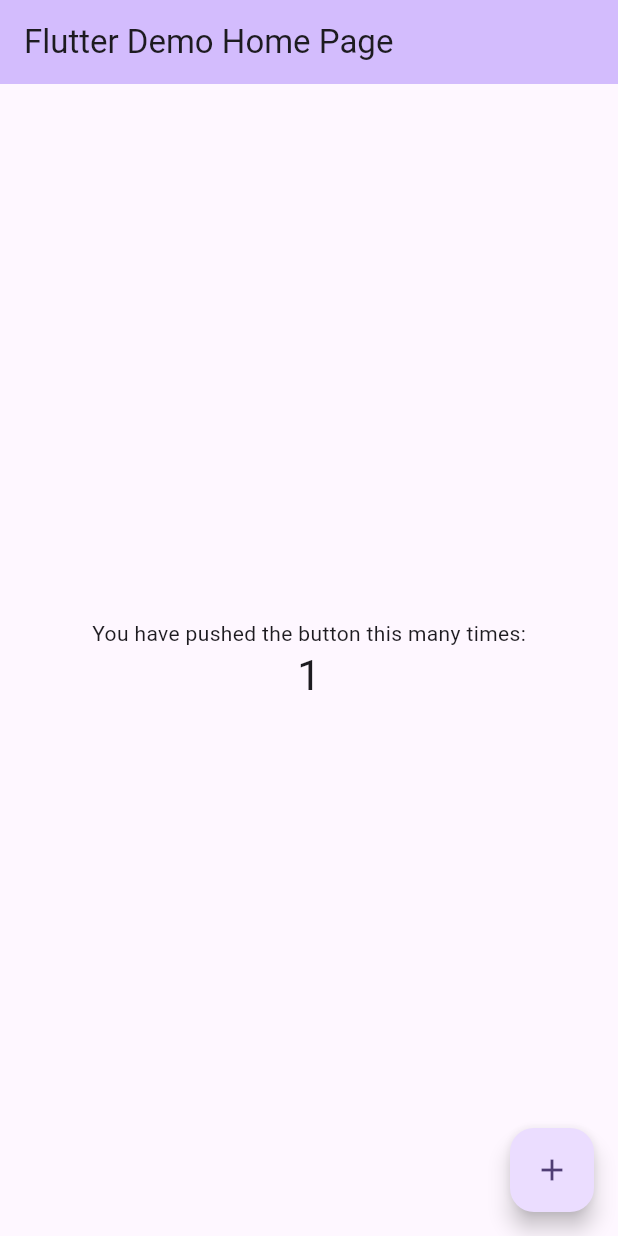
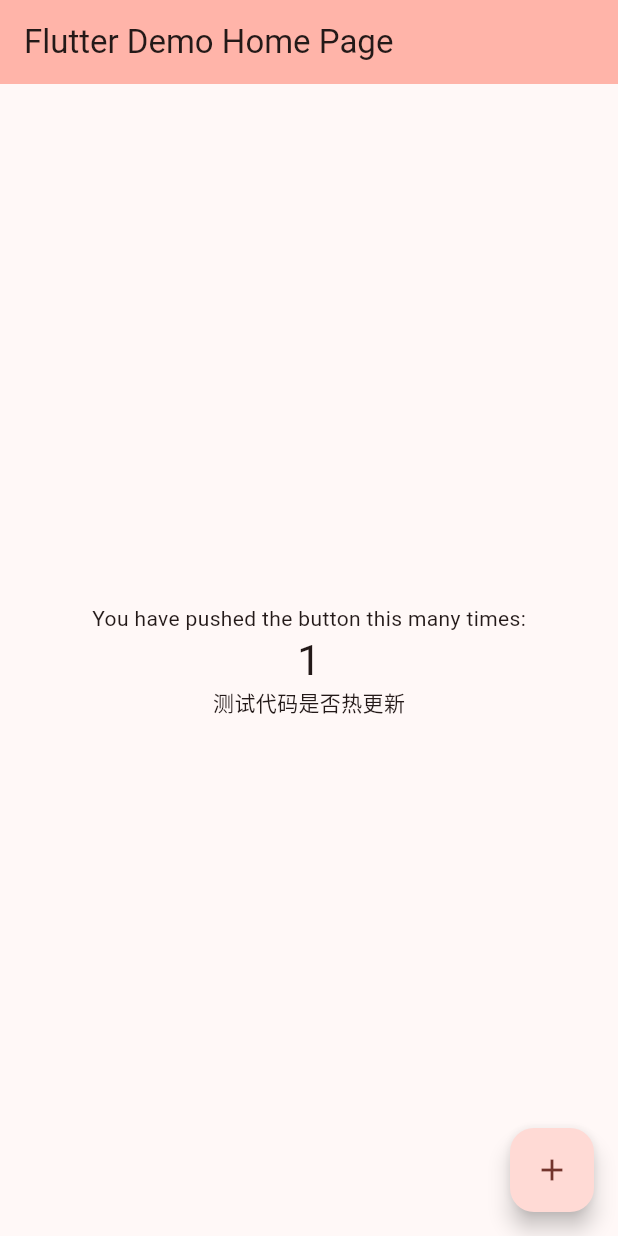
Before and after one commit to fireMan-34/studyFlutter, a Flutter app: the screen it shows after launch, after a tap on the "add" icon, on a phone screen of 412 x 824 dp. Run offline on Flutter 3.47's test engine with Material 2 defaults, Android fonts, the phone set to English and light mode, and no system bars.

Commit message:
✨ feat: 自定义模块&级联调用

```diff
--- a/lib/main.dart
+++ b/lib/main.dart
@@ -1,9 +1,13 @@
 import 'package:flutter/material.dart';
+import 'package:my_app/utils/index.dart';
+// import './utils/index.dart';
 
+// 主入口
 void main() {
   runApp(const MyApp());
 }
 
+// 应用级别实例
 class MyApp extends StatelessWidget {
   const MyApp({super.key});
 
@@ -11,7 +15,7 @@ class MyApp extends StatelessWidget {
   @override
   Widget build(BuildContext context) {
     return MaterialApp(
-      title: 'Flutter Demo',
+      title: 'My Flutter Demo',
       theme: ThemeData(
         // This is the theme of your application.
         //
@@ -28,16 +32,20 @@ class MyApp extends StatelessWidget {
         //
         // This works for code too, not just values: Most code changes can be
         // tested with just a hot reload.
-        colorScheme: ColorScheme.fromSeed(seedColor: Colors.deepPurple),
+        colorScheme: ColorScheme.fromSeed(seedColor: Colors.red),
         useMaterial3: true,
       ),
+      // root 路由 const 编译级别常量
       home: const MyHomePage(title: 'Flutter Demo Home Page'),
     );
   }
 }
 
+// 页面级别实例
 class MyHomePage extends StatefulWidget {
   const MyHomePage({super.key, required this.title});
+
+
 
   // This widget is the home page of your application. It is stateful, meaning
   // that it has a State object (defined below) that contains fields that affect
@@ -47,17 +55,19 @@ class MyHomePage extends StatefulWidget {
   // case the title) provided by the parent (in this case the App widget) and
   // used by the build method of the State. Fields in a Widget subclass are
   // always marked "final".
-
+  // final 运行时常量
   final String title;
 
   @override
   State<MyHomePage> createState() => _MyHomePageState();
 }
 
+//
 class _MyHomePageState extends State<MyHomePage> {
   int _counter = 0;
 
   void _incrementCounter() {
+    simplelog('输出之前 counter: $_counter');
     setState(() {
       // This call to setState tells the Flutter framework that something has
       // changed in this State, which causes it to rerun the build method below
@@ -70,6 +80,8 @@ class _MyHomePageState extends State<MyHomePage> {
 
   @override
   Widget build(BuildContext context) {
+    SimplePersion sp =  SimplePersion('马旭烽', 24);
+    sp..print()..say();
     // This method is rerun every time setState is called, for instance as done
     // by the _incrementCounter method above.
     //
@@ -112,6 +124,7 @@ class _MyHomePageState extends State<MyHomePage> {
               '$_counter',
               style: Theme.of(context).textTheme.headlineMedium,
             ),
+            Text('测试代码是否热更新'),
           ],
         ),
       ),
--- /dev/null
+++ b/lib/utils/index.dart
@@ -0,0 +1,3 @@
+library utils;
+
+export './simple.dart';
--- /dev/null
+++ b/lib/utils/simple.dart
@@ -0,0 +1,20 @@
+
+void simplelog (String msg) {
+  print('log:自定义输出$msg');
+}
+
+class SimplePersion {
+  final String name;
+  final int age;
+
+  // 简单初始化
+  SimplePersion(this.name, this.age);
+
+  void say () {
+    simplelog('我是 $name , 今年 $age');
+  }
+
+  void print () {
+    simplelog('自定义打印');
+  }
+}
```
